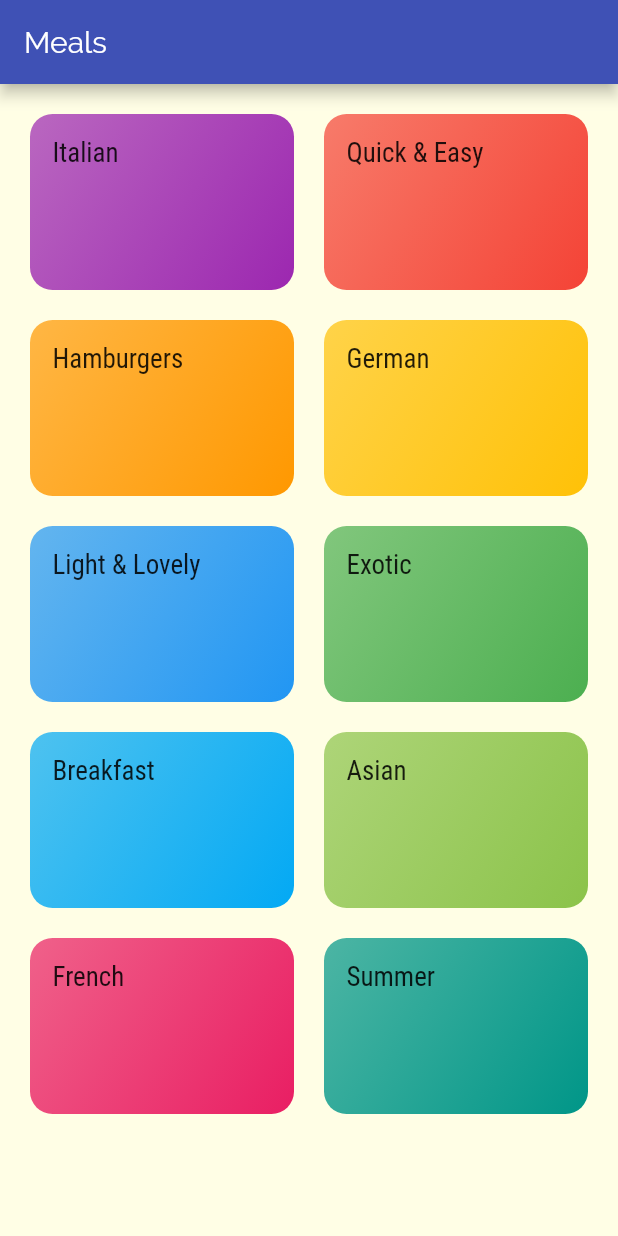
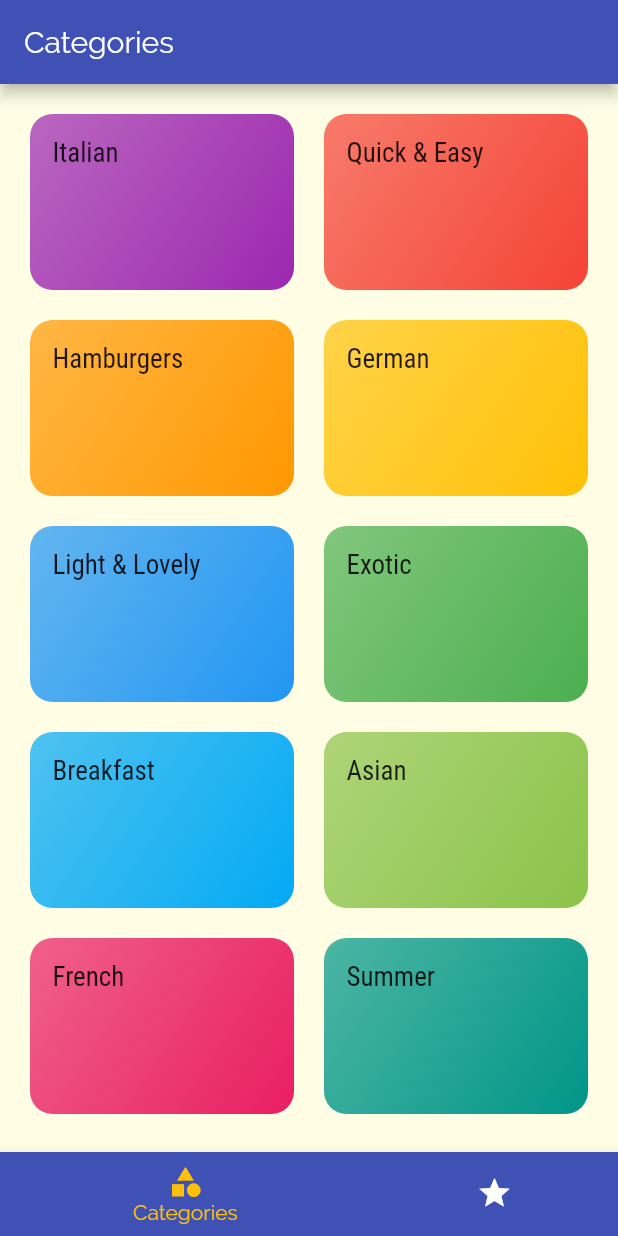
Before and after one commit to trance128/meals, a Flutter app: the screen it shows after launch, on a phone screen of 412 x 824 dp. Run offline on Flutter 3.47's test engine with Material 2 defaults, Android fonts, the phone set to English and light mode, and no system bars.

Commit message:
Added bottom tab navigation on categories_screen

```diff
--- a/lib/main.dart
+++ b/lib/main.dart
@@ -3,6 +3,7 @@ import 'package:flutter/material.dart';
 import './screens/categories_screen.dart';
 import './screens/category_meals_screen.dart';
 import './screens/meal_details_screen.dart';
+import './screens/tabs_screen.dart';
 
 void main() => runApp(App());
 
@@ -28,7 +29,7 @@ class App extends StatelessWidget {
               fontFamily: 'RobotoCondensed',
             )),
       ),
-      home: CategoriesScreen(),
+      home: TabsScreen(),
       routes: {
         CategoryMealsScreen.routeName: (ctx) => CategoryMealsScreen(),
         MealDetailsScreen.routeName: (ctx) => MealDetailsScreen(),
--- a/lib/screens/categories_screen.dart
+++ b/lib/screens/categories_screen.dart
@@ -6,11 +6,7 @@ import '../widgets/category_item.dart';
 class CategoriesScreen extends StatelessWidget {
   @override
   Widget build(BuildContext context) {
-    return Scaffold(
-      appBar: AppBar(
-        title: const Text('Meals'),
-      ),
-      body: GridView(
+    return GridView(
       padding: const EdgeInsets.all(20),
       children: DUMMY_CATEGORIES
           .map(
@@ -27,7 +23,6 @@ class CategoriesScreen extends StatelessWidget {
         crossAxisSpacing: 20,
         mainAxisSpacing: 20,
       ),
-      ),
     );
   }
 }
--- /dev/null
+++ b/lib/screens/favorites_screen.dart
@@ -0,0 +1,10 @@
+import 'package:flutter/material.dart';
+
+class FavoritesScreen extends StatelessWidget {
+  @override
+  Widget build(BuildContext context) {
+    return Center(
+      child: Text("Placeholder Text\nFavorites Page"),
+    );
+  }
+}
--- /dev/null
+++ b/lib/screens/tabs_screen.dart
@@ -0,0 +1,59 @@
+import 'package:flutter/material.dart';
+
+import './categories_screen.dart';
+import './favorites_screen.dart';
+
+class TabsScreen extends StatefulWidget {
+  @override
+  _TabsScreenState createState() => _TabsScreenState();
+}
+
+class _TabsScreenState extends State<TabsScreen> {
+  final List<Map<String, Object>> _pages = [
+    {
+      'page': CategoriesScreen(),
+      'title': 'Categories',
+    },
+    {
+      'page': FavoritesScreen(),
+      'title': 'Favorites',
+    },
+  ];
+  int _selectedPageIndex = 0;
+
+  void _selectPage(index) {
+    setState(() {
+      _selectedPageIndex = index;
+    });
+  }
+
+  @override
+  Widget build(BuildContext context) {
+    return Scaffold(
+      appBar: AppBar(
+        title: Text(_pages[_selectedPageIndex]['title']),
+      ),
+      body: _pages[_selectedPageIndex]['page'],
+      bottomNavigationBar: BottomNavigationBar(
+        onTap: _selectPage,
+        backgroundColor: Theme.of(context).primaryColor,
+        unselectedItemColor: Colors.white,
+        selectedItemColor: Theme.of(context).accentColor,
+        currentIndex: _selectedPageIndex,
+        type: BottomNavigationBarType.shifting,
+        items: [
+          BottomNavigationBarItem(
+            backgroundColor: Theme.of(context).primaryColor,
+            icon: Icon(Icons.category),
+            title: Text("Categories"),
+          ),
+          BottomNavigationBarItem(
+            backgroundColor: Theme.of(context).primaryColor,
+            icon: Icon(Icons.star),
+            title: Text('Favorites'),
+          ),
+        ],
+      ),
+    );
+  }
+}
```
Lines whose indentation alone changed are shown as unchanged.
